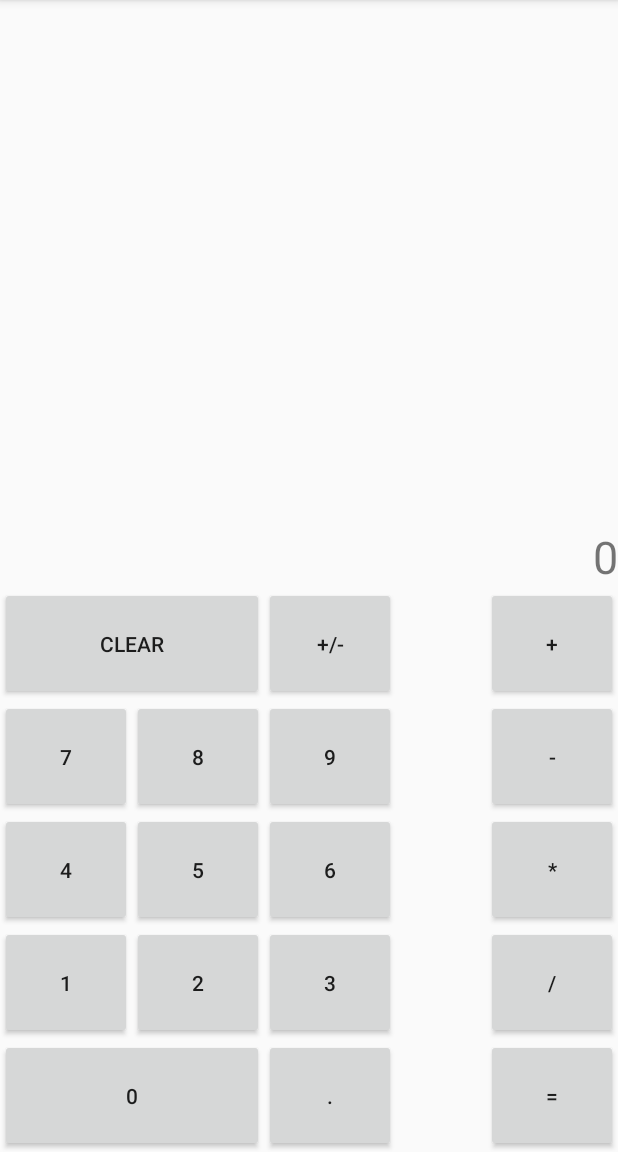
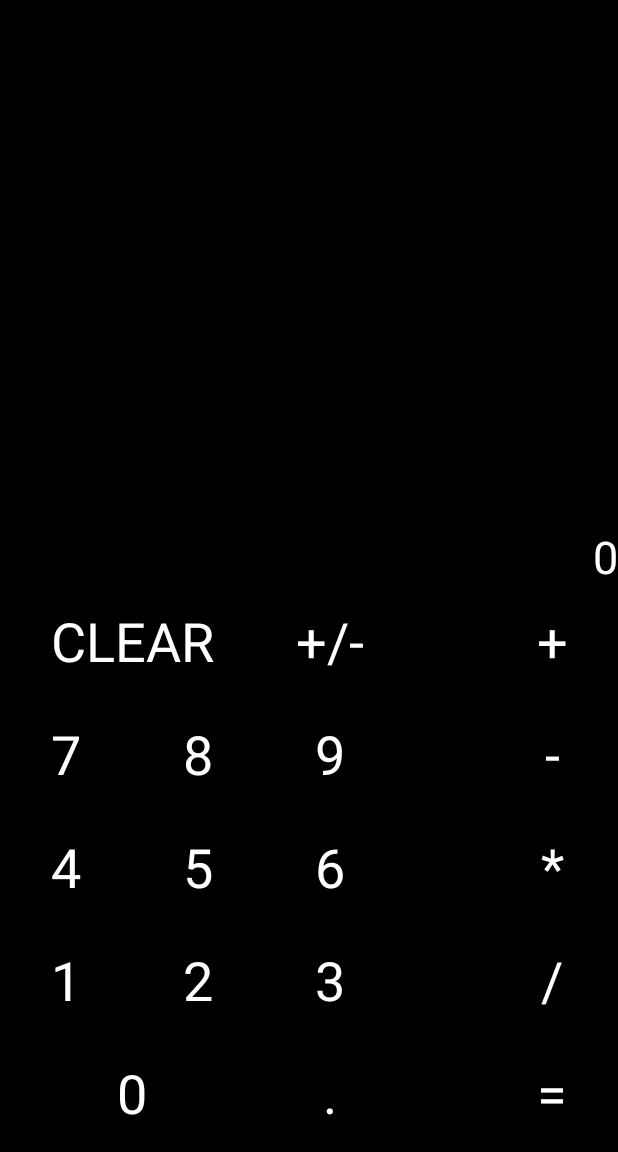
Before and after one commit to vincentcote87/simpleAndroidCalc, an Android app: the screen it shows after launch (MainActivity), on a phone screen of 412 x 824 dp, the part 84-1236 px from its top. Run offline under Robolectric (Android 15) with nearby library versions, the phone set to English and light mode, and no system bars.

Commit message:
added btn text to string.xml instead of hardcoded

```diff
--- a/MyApplication/app/src/main/res/layout/activity_main.xml
+++ b/MyApplication/app/src/main/res/layout/activity_main.xml
@@ -4,208 +4,301 @@
     xmlns:tools="http://schemas.android.com/tools"
     android:layout_width="match_parent"
     android:layout_height="match_parent"
+    android:background="@android:color/black"
     tools:context="com.example.vincent.calculator.MainActivity"
-    tools:layout_editor_absoluteY="81dp"
-    tools:layout_editor_absoluteX="0dp">
+    tools:layout_editor_absoluteX="0dp"
+    tools:layout_editor_absoluteY="81dp">
 
     <Button
         android:id="@+id/btn9"
+        style="@style/Widget.AppCompat.Button.Borderless"
         android:layout_width="wrap_content"
         android:layout_height="75dp"
-        android:text="9"
         android:layout_above="@+id/btn6"
+        android:layout_toEndOf="@+id/btn8"
         android:layout_toRightOf="@+id/btn8"
-        android:layout_toEndOf="@+id/btn8" />
+        android:fontFamily="sans-serif"
+        android:includeFontPadding="false"
+        android:text="@string/btn9"
+        android:textColor="@android:color/white"
+        android:textSize="36sp" />
 
     <Button
         android:id="@+id/btn8"
+        style="@style/Widget.AppCompat.Button.Borderless"
         android:layout_width="wrap_content"
         android:layout_height="75dp"
-        android:text="8"
+        android:layout_below="@+id/btnClr"
+        android:layout_toEndOf="@+id/btn7"
         android:layout_toRightOf="@+id/btn7"
-        android:layout_toEndOf="@+id/btn7"
-        android:layout_below="@+id/btnClr" />
+        android:fontFamily="sans-serif"
+        android:includeFontPadding="false"
+        android:text="@string/btn8"
+        android:textColor="@android:color/white"
+        android:textSize="36sp" />
 
     <Button
         android:id="@+id/btn7"
+        style="@style/Widget.AppCompat.Button.Borderless"
         android:layout_width="wrap_content"
         android:layout_height="75dp"
-        android:text="7"
         android:layout_above="@+id/btn5"
         android:layout_alignParentLeft="true"
-        android:layout_alignParentStart="true" />
+        android:layout_alignParentStart="true"
+        android:fontFamily="sans-serif"
+        android:includeFontPadding="false"
+        android:text="@string/btn7"
+        android:textColor="@android:color/white"
+        android:textSize="36sp" />
 
     <Button
         android:id="@+id/btn6"
+        style="@style/Widget.AppCompat.Button.Borderless"
         android:layout_width="wrap_content"
         android:layout_height="75dp"
-        android:text="6"
         android:layout_above="@+id/btn3"
+        android:layout_toEndOf="@+id/btn5"
         android:layout_toRightOf="@+id/btn5"
-        android:layout_toEndOf="@+id/btn5" />
+        android:fontFamily="sans-serif"
+        android:includeFontPadding="false"
+        android:text="@string/btn6"
+        android:textColor="@android:color/white"
+        android:textSize="36sp" />
 
     <Button
         android:id="@+id/btn5"
+        style="@style/Widget.AppCompat.Button.Borderless"
         android:layout_width="wrap_content"
         android:layout_height="75dp"
-        android:text="5"
         android:layout_above="@+id/btn3"
+        android:layout_toEndOf="@+id/btn4"
         android:layout_toRightOf="@+id/btn4"
-        android:layout_toEndOf="@+id/btn4" />
+        android:fontFamily="sans-serif"
+        android:includeFontPadding="false"
+        android:text="@string/btn5"
+        android:textColor="@android:color/white"
+        android:textSize="36sp" />
 
     <Button
         android:id="@+id/btn4"
+        style="@style/Widget.AppCompat.Button.Borderless"
         android:layout_width="wrap_content"
         android:layout_height="75dp"
-        android:text="4"
         android:layout_above="@+id/btn1"
         android:layout_alignParentLeft="true"
-        android:layout_alignParentStart="true" />
+        android:layout_alignParentStart="true"
+        android:fontFamily="sans-serif"
+        android:includeFontPadding="false"
+        android:text="@string/btn4"
+        android:textColor="@android:color/white"
+        android:textSize="36sp" />
 
     <Button
         android:id="@+id/btn3"
+        style="@style/Widget.AppCompat.Button.Borderless"
         android:layout_width="wrap_content"
         android:layout_height="75dp"
-        android:text="3"
         android:layout_above="@+id/btnDecimal"
+        android:layout_toEndOf="@+id/btn2"
         android:layout_toRightOf="@+id/btn2"
-        android:layout_toEndOf="@+id/btn2" />
+        android:fontFamily="sans-serif"
+        android:includeFontPadding="false"
+        android:text="@string/btn3"
+        android:textColor="@android:color/white"
+        android:textSize="36sp" />
 
     <Button
         android:id="@+id/btn2"
+        style="@style/Widget.AppCompat.Button.Borderless"
         android:layout_width="wrap_content"
         android:layout_height="75dp"
-        android:text="2"
         android:layout_above="@+id/btn0"
+        android:layout_toEndOf="@+id/btn1"
         android:layout_toRightOf="@+id/btn1"
-        android:layout_toEndOf="@+id/btn1" />
+        android:fontFamily="sans-serif"
+        android:includeFontPadding="false"
+        android:text="@string/btn2"
+        android:textColor="@android:color/white"
+        android:textSize="36sp" />
 
     <Button
         android:id="@+id/btn1"
+        style="@style/Widget.AppCompat.Button.Borderless"
         android:layout_width="wrap_content"
         android:layout_height="75dp"
-        android:text="1"
         android:layout_above="@+id/btn0"
         android:layout_alignParentLeft="true"
-        android:layout_alignParentStart="true" />
-        <!--android:layout_alignBaseline="@+id/btn2"-->
+        android:layout_alignParentStart="true"
+        android:fontFamily="sans-serif"
+        android:includeFontPadding="false"
+        android:text="@string/btn1"
+        android:textColor="@android:color/white"
+        android:textSize="36sp" />
+    <!--android:layout_alignBaseline="@+id/btn2"-->
 
     <Button
         android:id="@+id/btn0"
+        style="@style/Widget.AppCompat.Button.Borderless"
         android:layout_width="wrap_content"
         android:layout_height="75dp"
-        android:text="0"
         android:layout_alignParentBottom="true"
         android:layout_alignParentLeft="true"
         android:layout_alignParentStart="true"
         android:layout_toLeftOf="@+id/btnDecimal"
-        android:layout_toStartOf="@+id/btnDecimal" />
+        android:layout_toStartOf="@+id/btnDecimal"
+        android:fontFamily="sans-serif"
+        android:includeFontPadding="false"
+        android:text="@string/btn0"
+        android:textColor="@android:color/white"
+        android:textSize="36sp" />
 
     <Button
         android:id="@+id/btnDecimal"
+        style="@style/Widget.AppCompat.Button.Borderless"
         android:layout_width="wrap_content"
         android:layout_height="75dp"
-        android:text="."
         android:layout_alignParentBottom="true"
+        android:layout_toEndOf="@+id/btn2"
         android:layout_toRightOf="@+id/btn2"
-        android:layout_toEndOf="@+id/btn2" />
+        android:fontFamily="sans-serif"
+        android:includeFontPadding="false"
+        android:text="@string/btnDec"
+        android:textColor="@android:color/white"
+        android:textSize="36sp" />
 
     <Button
         android:id="@+id/btnAdd"
+        style="@style/Widget.AppCompat.Button.Borderless"
         android:layout_width="wrap_content"
         android:layout_height="75dp"
         android:layout_alignParentEnd="true"
         android:layout_alignParentRight="true"
         android:layout_below="@+id/answer"
-        android:text="+" />
+        android:fontFamily="sans-serif"
+        android:includeFontPadding="false"
+        android:text="@string/btnAdd"
+        android:textColor="@android:color/white"
+        android:textSize="36sp" />
 
     <Button
         android:id="@+id/btnSub"
+        style="@style/Widget.AppCompat.Button.Borderless"
         android:layout_width="wrap_content"
         android:layout_height="75dp"
         android:layout_above="@+id/btnMult"
         android:layout_alignParentEnd="true"
         android:layout_alignParentRight="true"
-        android:text="-" />
+        android:fontFamily="sans-serif"
+        android:includeFontPadding="false"
+        android:text="@string/btnSub"
+        android:textColor="@android:color/white"
+        android:textSize="36sp" />
 
     <Button
         android:id="@+id/btnMult"
+        style="@style/Widget.AppCompat.Button.Borderless"
         android:layout_width="wrap_content"
         android:layout_height="75dp"
         android:layout_above="@+id/btnDiv"
         android:layout_alignParentEnd="true"
         android:layout_alignParentRight="true"
-        android:text="*" />
+        android:fontFamily="sans-serif"
+        android:includeFontPadding="false"
+        android:text="@string/btnMult"
+        android:textColor="@android:color/white"
+        android:textSize="36sp" />
 
     <Button
         android:id="@+id/btnDiv"
+        style="@style/Widget.AppCompat.Button.Borderless"
         android:layout_width="wrap_content"
         android:layout_height="75dp"
         android:layout_above="@+id/btnEqual"
         android:layout_alignParentEnd="true"
         android:layout_alignParentRight="true"
-        android:text="/" />
+        android:fontFamily="sans-serif"
+        android:includeFontPadding="false"
+        android:text="@string/btnDiv"
+        android:textColor="@android:color/white"
+        android:textSize="36sp" />
 
     <Button
         android:id="@+id/btnClr"
+        style="@style/Widget.AppCompat.Button.Borderless"
         android:layout_width="wrap_content"
         android:layout_height="75dp"
-        android:text="Clear"
         android:layout_above="@+id/btn7"
         android:layout_alignParentLeft="true"
         android:layout_alignParentStart="true"
         android:layout_toLeftOf="@+id/btn9"
-        android:layout_toStartOf="@+id/btn9" />
+        android:layout_toStartOf="@+id/btn9"
+        android:fontFamily="sans-serif"
+        android:includeFontPadding="false"
+        android:text="@string/btnClr"
+        android:textColor="@android:color/white"
+        android:textSize="36sp" />
 
     <Button
         android:id="@+id/btnSign"
+        style="@style/Widget.AppCompat.Button.Borderless"
         android:layout_width="wrap_content"
         android:layout_height="75dp"
-        android:text="+/-"
         android:layout_below="@+id/answer"
+        android:layout_toEndOf="@+id/btn8"
         android:layout_toRightOf="@+id/btn8"
-        android:layout_toEndOf="@+id/btn8" />
+        android:fontFamily="sans-serif"
+        android:includeFontPadding="false"
+        android:text="@string/btnSign"
+        android:textColor="@android:color/white"
+        android:textSize="36sp" />
 
     <Button
         android:id="@+id/btnEqual"
+        style="@style/Widget.AppCompat.Button.Borderless"
         android:layout_width="wrap_content"
         android:layout_height="75dp"
         android:layout_alignParentBottom="true"
         android:layout_alignParentEnd="true"
         android:layout_alignParentRight="true"
-        android:text="=" />
+        android:fontFamily="sans-serif"
+        android:includeFontPadding="false"
+        android:text="@string/btnEqual"
+        android:textColor="@android:color/white"
+        android:textSize="36sp" />
 
     <TextView
         android:id="@+id/inputText"
         android:layout_width="match_parent"
         android:layout_height="wrap_content"
-        android:textSize="30sp"
+        android:layout_alignParentLeft="true"
+        android:layout_alignParentStart="true"
+        android:layout_alignParentTop="true"
+        android:background="#000000"
         android:gravity="right"
-        android:layout_alignParentTop="true"
-        android:layout_alignParentLeft="true"
-        android:layout_alignParentStart="true" />
+        android:textColor="@android:color/white"
+        android:textSize="30sp" />
 
     <TextView
         android:id="@+id/answer"
         android:layout_width="match_parent"
         android:layout_height="wrap_content"
-        android:textSize="30sp"
+        android:layout_above="@+id/btnClr"
+        android:layout_alignParentEnd="true"
+        android:layout_alignParentRight="true"
         android:gravity="right"
         android:text="0"
-        android:layout_above="@+id/btnClr"
-        android:layout_alignParentRight="true"
-        android:layout_alignParentEnd="true"
-        />
+        android:textColor="@android:color/white"
+        android:textSize="30sp" />
 
     <TextView
         android:id="@+id/operation"
         android:layout_width="match_parent"
         android:layout_height="wrap_content"
-        android:textSize="30sp"
-        android:gravity="right"
-        android:layout_below="@+id/inputText"
         android:layout_alignParentLeft="true"
         android:layout_alignParentStart="true"
-        />
+        android:layout_below="@+id/inputText"
+        android:gravity="right"
+        android:textColor="@android:color/white"
+        android:textSize="30sp" />
 
 </RelativeLayout>
--- a/MyApplication/app/src/main/res/values/strings.xml
+++ b/MyApplication/app/src/main/res/values/strings.xml
@@ -1,3 +1,21 @@
 <resources>
     <string name="app_name">Calculator</string>
+    <string name="btn0">0</string>
+    <string name="btn1">1</string>
+    <string name="btn2">2</string>
+    <string name="btn3">3</string>
+    <string name="btn4">4</string>
+    <string name="btn5">5</string>
+    <string name="btn6">6</string>
+    <string name="btn7">7</string>
+    <string name="btn8">8</string>
+    <string name="btn9">9</string>
+    <string name="btnDec">.</string>
+    <string name="btnAdd">+</string>
+    <string name="btnSub">-</string>
+    <string name="btnMult">*</string>
+    <string name="btnDiv">/</string>
+    <string name="btnSign">+/-</string>
+    <string name="btnClr">Clear</string>
+    <string name="btnEqual">=</string>
 </resources>
```
